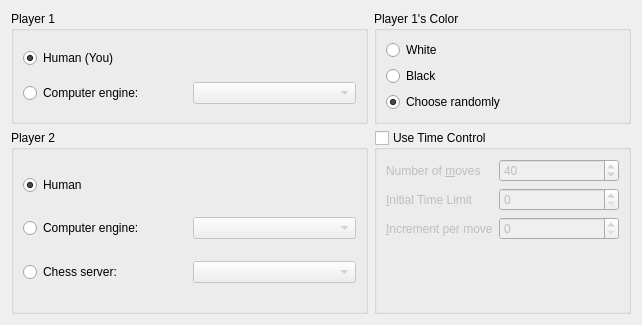
KDE/knights, file src/gamedialog.ui: the form before one commit.
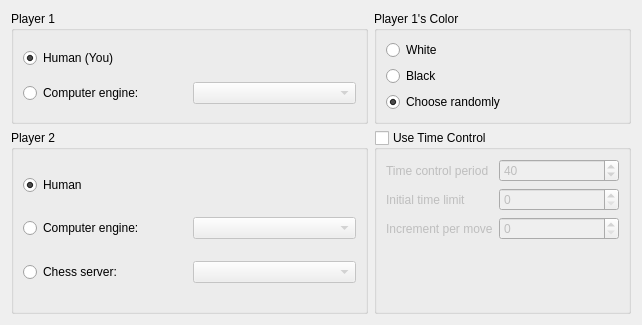
The form after the commit. Custom widgets are drawn as their Qt base class.

Commit message: Use sentence case in GameDialog

```diff
--- a/src/gamedialog.ui
+++ b/src/gamedialog.ui
@@ -155,7 +155,7 @@
       <item row="0" column="0">
        <widget class="QLabel" name="numberOfMovesLabel">
         <property name="text">
-         <string>Number of &amp;moves</string>
+         <string>Time control period</string>
         </property>
         <property name="buddy">
          <cstring>numberOfMoves</cstring>
@@ -184,7 +184,7 @@
       <item row="1" column="0">
        <widget class="QLabel" name="timeLimitLabel">
         <property name="text">
-         <string>&amp;Initial Time Limit</string>
+         <string>Initial time limit</string>
         </property>
         <property name="buddy">
          <cstring>timeLimit</cstring>
@@ -207,7 +207,7 @@
       <item row="2" column="0">
        <widget class="QLabel" name="timeIncrementLabel">
         <property name="text">
-         <string>&amp;Increment per move</string>
+         <string>Increment per move</string>
         </property>
         <property name="buddy">
          <cstring>timeIncrement</cstring>
```
Left out of the diff: 2 changed lines with no effect on the pictures.
